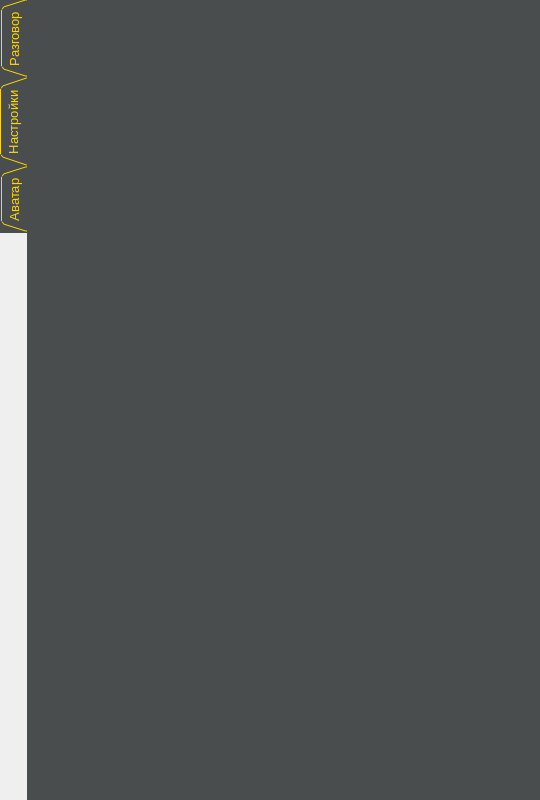
Qt form src/ui/design.ui (Lilith0x/FQW) before a commit.
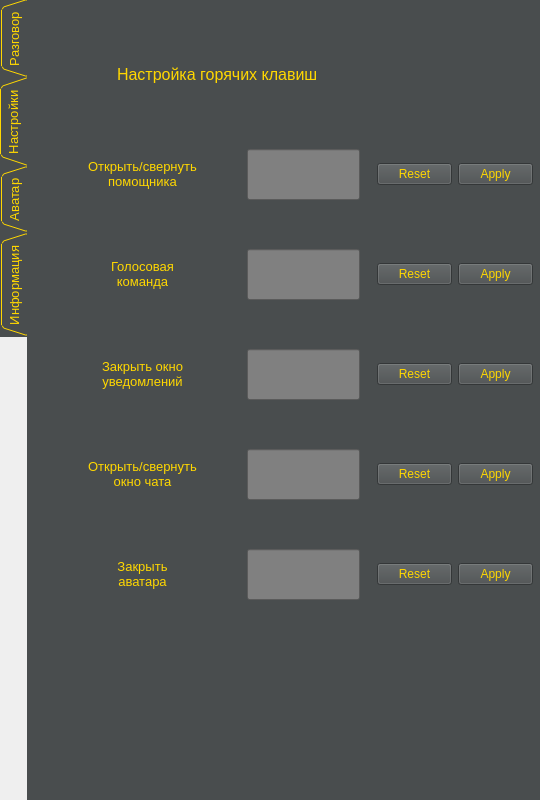
The same form after that commit. The open tabs and pages were chosen to show the change. Icons and pictures are not drawn.

Patch:
```diff
--- a/src/ui/design.ui
+++ b/src/ui/design.ui
@@ -381,6 +381,302 @@
      <attribute name="title">
       <string>Настройки</string>
      </attribute>
+     <widget class="QLabel" name="label_5">
+      <property name="geometry">
+       <rect>
+        <x>90</x>
+        <y>60</y>
+        <width>331</width>
+        <height>31</height>
+       </rect>
+      </property>
+      <property name="font">
+       <font>
+        <pointsize>12</pointsize>
+       </font>
+      </property>
+      <property name="layoutDirection">
+       <enum>Qt::LeftToRight</enum>
+      </property>
+      <property name="text">
+       <string>Настройка горячих клавиш</string>
+      </property>
+     </widget>
+     <widget class="QLabel" name="label_6">
+      <property name="geometry">
+       <rect>
+        <x>20</x>
+        <y>150</y>
+        <width>191</width>
+        <height>51</height>
+       </rect>
+      </property>
+      <property name="font">
+       <font>
+        <pointsize>10</pointsize>
+       </font>
+      </property>
+      <property name="text">
+       <string>&lt;html&gt;&lt;head/&gt;&lt;body&gt;&lt;p align=&quot;center&quot;&gt;Открыть/свернуть &lt;br/&gt;помощника&lt;/p&gt;&lt;/body&gt;&lt;/html&gt;</string>
+      </property>
+     </widget>
+     <widget class="QLineEdit" name="lineEdit">
+      <property name="geometry">
+       <rect>
+        <x>220</x>
+        <y>150</y>
+        <width>113</width>
+        <height>51</height>
+       </rect>
+      </property>
+      <property name="font">
+       <font>
+        <pointsize>12</pointsize>
+        <weight>75</weight>
+        <bold>true</bold>
+       </font>
+      </property>
+      <property name="styleSheet">
+       <string notr="true">background-color: rgb(128, 128, 128);
+</string>
+      </property>
+     </widget>
+     <widget class="QDialogButtonBox" name="buttonBox_2">
+      <property name="geometry">
+       <rect>
+        <x>350</x>
+        <y>150</y>
+        <width>156</width>
+        <height>51</height>
+       </rect>
+      </property>
+      <property name="standardButtons">
+       <set>QDialogButtonBox::Apply|QDialogButtonBox::Reset</set>
+      </property>
+      <property name="centerButtons">
+       <bool>false</bool>
+      </property>
+     </widget>
+     <widget class="QLineEdit" name="lineEdit_2">
+      <property name="geometry">
+       <rect>
+        <x>220</x>
+        <y>250</y>
+        <width>113</width>
+        <height>51</height>
+       </rect>
+      </property>
+      <property name="font">
+       <font>
+        <pointsize>12</pointsize>
+        <weight>75</weight>
+        <bold>true</bold>
+       </font>
+      </property>
+      <property name="styleSheet">
+       <string notr="true">background-color: rgb(128, 128, 128);
+</string>
+      </property>
+     </widget>
+     <widget class="QLabel" name="label_7">
+      <property name="geometry">
+       <rect>
+        <x>20</x>
+        <y>250</y>
+        <width>191</width>
+        <height>51</height>
+       </rect>
+      </property>
+      <property name="font">
+       <font>
+        <pointsize>10</pointsize>
+       </font>
+      </property>
+      <property name="text">
+       <string>&lt;html&gt;&lt;head/&gt;&lt;body&gt;&lt;p align=&quot;center&quot;&gt;Голосовая&lt;br/&gt;команда&lt;/p&gt;&lt;/body&gt;&lt;/html&gt;</string>
+      </property>
+     </widget>
+     <widget class="QDialogButtonBox" name="buttonBox_3">
+      <property name="geometry">
+       <rect>
+        <x>350</x>
+        <y>250</y>
+        <width>156</width>
+        <height>51</height>
+       </rect>
+      </property>
+      <property name="standardButtons">
+       <set>QDialogButtonBox::Apply|QDialogButtonBox::Reset</set>
+      </property>
+      <property name="centerButtons">
+       <bool>false</bool>
+      </property>
+     </widget>
+     <widget class="QLineEdit" name="lineEdit_3">
+      <property name="geometry">
+       <rect>
+        <x>220</x>
+        <y>350</y>
+        <width>113</width>
+        <height>51</height>
+       </rect>
+      </property>
+      <property name="font">
+       <font>
+        <pointsize>12</pointsize>
+        <weight>75</weight>
+        <bold>true</bold>
+       </font>
+      </property>
+      <property name="styleSheet">
+       <string notr="true">background-color: rgb(128, 128, 128);
+</string>
+      </property>
+     </widget>
+     <widget class="QLabel" name="label_8">
+      <property name="geometry">
+       <rect>
+        <x>20</x>
+        <y>350</y>
+        <width>191</width>
+        <height>51</height>
+       </rect>
+      </property>
+      <property name="font">
+       <font>
+        <pointsize>10</pointsize>
+       </font>
+      </property>
+      <property name="text">
+       <string>&lt;html&gt;&lt;head/&gt;&lt;body&gt;&lt;p align=&quot;center&quot;&gt;Закрыть окно&lt;br/&gt;уведомлений&lt;/p&gt;&lt;/body&gt;&lt;/html&gt;</string>
+      </property>
+     </widget>
+     <widget class="QDialogButtonBox" name="buttonBox_4">
+      <property name="geometry">
+       <rect>
+        <x>350</x>
+        <y>350</y>
+        <width>156</width>
+        <height>51</height>
+       </rect>
+      </property>
+      <property name="standardButtons">
+       <set>QDialogButtonBox::Apply|QDialogButtonBox::Reset</set>
+      </property>
+      <property name="centerButtons">
+       <bool>false</bool>
+      </property>
+     </widget>
+     <widget class="QLineEdit" name="lineEdit_4">
+      <property name="geometry">
+       <rect>
+        <x>220</x>
+        <y>450</y>
+        <width>113</width>
+        <height>51</height>
+       </rect>
+      </property>
+      <property name="font">
+       <font>
+        <pointsize>12</pointsize>
+        <weight>75</weight>
+        <bold>true</bold>
+       </font>
+      </property>
+      <property name="styleSheet">
+       <string notr="true">background-color: rgb(128, 128, 128);
+</string>
+      </property>
+     </widget>
+     <widget class="QLabel" name="label_9">
+      <property name="geometry">
+       <rect>
+        <x>20</x>
+        <y>450</y>
+        <width>191</width>
+        <height>51</height>
+       </rect>
+      </property>
+      <property name="font">
+       <font>
+        <pointsize>10</pointsize>
+       </font>
+      </property>
+      <property name="text">
+       <string>&lt;html&gt;&lt;head/&gt;&lt;body&gt;&lt;p align=&quot;center&quot;&gt;Открыть/свернуть&lt;br/&gt;окно чата&lt;/p&gt;&lt;/body&gt;&lt;/html&gt;</string>
+      </property>
+     </widget>
+     <widget class="QDialogButtonBox" name="buttonBox_5">
+      <property name="geometry">
+       <rect>
+        <x>350</x>
+        <y>450</y>
+        <width>156</width>
+        <height>51</height>
+       </rect>
+      </property>
+      <property name="standardButtons">
+       <set>QDialogButtonBox::Apply|QDialogButtonBox::Reset</set>
+      </property>
+      <property name="centerButtons">
+       <bool>false</bool>
+      </property>
+     </widget>
+     <widget class="QLineEdit" name="lineEdit_5">
+      <property name="geometry">
+       <rect>
+        <x>220</x>
+        <y>550</y>
+        <width>113</width>
+        <height>51</height>
+       </rect>
+      </property>
+      <property name="font">
+       <font>
+        <pointsize>12</pointsize>
+        <weight>75</weight>
+        <bold>true</bold>
+       </font>
+      </property>
+      <property name="styleSheet">
+       <string notr="true">background-color: rgb(128, 128, 128);
+</string>
+      </property>
+     </widget>
+     <widget class="QLabel" name="label_10">
+      <property name="geometry">
+       <rect>
+        <x>20</x>
+        <y>550</y>
+        <width>191</width>
+        <height>51</height>
+       </rect>
+      </property>
+      <property name="font">
+       <font>
+        <pointsize>10</pointsize>
+       </font>
+      </property>
+      <property name="text">
+       <string>&lt;html&gt;&lt;head/&gt;&lt;body&gt;&lt;p align=&quot;center&quot;&gt;Закрыть&lt;br/&gt;аватара&lt;/p&gt;&lt;/body&gt;&lt;/html&gt;</string>
+      </property>
+     </widget>
+     <widget class="QDialogButtonBox" name="buttonBox_6">
+      <property name="geometry">
+       <rect>
+        <x>350</x>
+        <y>550</y>
+        <width>156</width>
+        <height>51</height>
+       </rect>
+      </property>
+      <property name="standardButtons">
+       <set>QDialogButtonBox::Apply|QDialogButtonBox::Reset</set>
+      </property>
+      <property name="centerButtons">
+       <bool>false</bool>
+      </property>
+     </widget>
     </widget>
     <widget class="QWidget" name="tab">
      <attribute name="title">
@@ -557,6 +853,45 @@
       </property>
      </widget>
     </widget>
+    <widget class="QWidget" name="tab_3">
+     <attribute name="title">
+      <string>Информация</string>
+     </attribute>
+     <widget class="QLabel" name="label_11">
+      <property name="geometry">
+       <rect>
+        <x>90</x>
+        <y>30</y>
+        <width>331</width>
+        <height>71</height>
+       </rect>
+      </property>
+      <property name="font">
+       <font>
+        <pointsize>12</pointsize>
+       </font>
+      </property>
+      <property name="layoutDirection">
+       <enum>Qt::LeftToRight</enum>
+      </property>
+      <property name="text">
+       <string>&lt;html&gt;&lt;head/&gt;&lt;body&gt;&lt;p align=&quot;center&quot;&gt;&lt;span style=&quot; font-size:14pt; font-weight:600;&quot;&gt;Краткая инструкция и &lt;br/&gt;информация обо мне&lt;/span&gt;&lt;/p&gt;&lt;/body&gt;&lt;/html&gt;</string>
+      </property>
+     </widget>
+     <widget class="QLabel" name="label_12">
+      <property name="geometry">
+       <rect>
+        <x>10</x>
+        <y>110</y>
+        <width>501</width>
+        <height>681</height>
+       </rect>
+      </property>
+      <property name="text">
+       <string>&lt;html&gt;&lt;head/&gt;&lt;body&gt;&lt;p align=&quot;center&quot;&gt;&lt;span style=&quot; font-size:10pt; font-weight:600;&quot;&gt;VirtA - Virtual assistant&lt;/span&gt;&lt;span style=&quot; font-size:10pt;&quot;&gt;&lt;br/&gt;Привет, Я VirtA - десктопный помощник!!! &lt;br/&gt;К сожалению я не имею своего облика, &lt;br/&gt;но я могу принимать облики других &lt;br/&gt;персонажей. Неоторых из них вы можете &lt;br/&gt;посмотреть на вкладке &amp;quot;Аватар&amp;quot;. Надевая &lt;br/&gt;эти облики, я с радостью помогаю моему &lt;br/&gt;пользователю и скрашиваю его &lt;br/&gt;времяприпровождения за &lt;br/&gt;компьютером. Ведь я могу открывать &lt;br/&gt;различные сайты, папки, и вообще все &lt;br/&gt;что можно открыть. Могу развлечь &lt;br/&gt;тебя небольшими играми и рассказать &lt;br/&gt;последние новости. Ну или ты можешь &lt;br/&gt;просто полюбоваться мной на &lt;br/&gt;своем рабочем столе.&lt;/span&gt;&lt;/p&gt;&lt;p align=&quot;center&quot;&gt;&lt;br/&gt;&lt;span style=&quot; font-size:10pt;&quot;&gt;&lt;br/&gt;&lt;/span&gt;&lt;span style=&quot; font-size:10pt; font-weight:600;&quot;&gt;Подробнее о командах:&lt;/span&gt;&lt;span style=&quot; font-size:10pt;&quot;&gt;&lt;br/&gt;1. &lt;/span&gt;&lt;span style=&quot; font-family:'Times New Roman','serif'; font-size:10pt;&quot;&gt;открыть  «название сайта/папки/файла/приложения»; &lt;br/&gt;2. показать время;&lt;br/&gt;3. вывести информацию о компьютере/ноутбуке; &lt;br/&gt;4. вывести информацию о погоде с места моего &lt;br/&gt;расположения; &lt;br/&gt;5. вывести информацию о моем местоположении;&lt;br/&gt;6. добавить «текст пользователя» в «название текстового &lt;br/&gt;файла»&lt;/span&gt;&lt;/p&gt;&lt;/body&gt;&lt;/html&gt;</string>
+      </property>
+     </widget>
+    </widget>
    </widget>
   </widget>
   <action name="actiondffgf">
```
Left out of the diff: 19 changed lines with no effect on the pictures.
